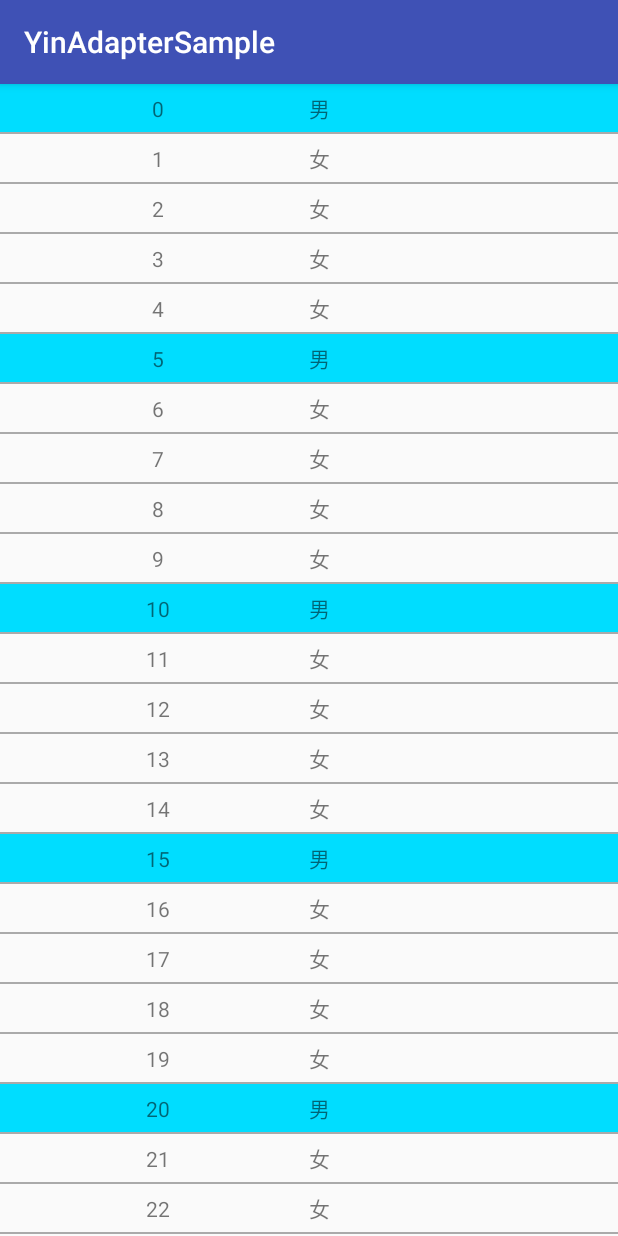
After one commit to YinZiHao1994/YinAdapter, an Android app: the DifferentViewTypeActivity screen opened directly, with no data from a screen before it, on a phone screen of 412 x 824 dp. The commit adds this screen. Run offline under Robolectric (Android 15) with nearby library versions, the phone set to English and light mode, and no system bars.

Commit message:
修改已知问题；添加一个简单的demo

```diff
--- a/sample/src/main/AndroidManifest.xml
+++ b/sample/src/main/AndroidManifest.xml
@@ -16,6 +16,7 @@
                 <category android:name="android.intent.category.LAUNCHER" />
             </intent-filter>
         </activity>
+        <activity android:name=".DifferentViewTypeActivity" />
     </application>
 
 </manifest>
--- /dev/null
+++ b/sample/src/main/java/yin/source/com/yinadaptersample/DifferentViewTypeActivity.java
@@ -0,0 +1,35 @@
+package yin.source.com.yinadaptersample;
+
+import android.os.Bundle;
+import android.support.annotation.Nullable;
+import android.support.v7.app.AppCompatActivity;
+import android.support.v7.widget.LinearLayoutManager;
+import android.support.v7.widget.RecyclerView;
+
+import yin.source.com.yinadapter.BaseAdapter;
+import yin.source.com.yinadapter.CommonViewHolder;
+import yin.source.com.yinadapter.DataType;
+import yin.source.com.yinadaptersample.adapter.DifferentViewTypeAdapter;
+import yin.source.com.yinadaptersample.bean.PersonBean;
+
+/**
+ * Created by Yin on 2017/4/23.
+ */
+
+public class DifferentViewTypeActivity extends AppCompatActivity {
+
+    private RecyclerView recyclerView;
+
+    @Override
+    protected void onCreate(@Nullable Bundle savedInstanceState) {
+        super.onCreate(savedInstanceState);
+        setContentView(R.layout.activity_different_view_type);
+
+        recyclerView = (RecyclerView) findViewById(R.id.recycle_view);
+        recyclerView.setLayoutManager(new LinearLayoutManager(this));
+        recyclerView.setAdapter(new DifferentViewTypeAdapter(this, PersonBean.init()));
+
+    }
+
+
+}
--- a/sample/src/main/java/yin/source/com/yinadaptersample/MainActivity.java
+++ b/sample/src/main/java/yin/source/com/yinadaptersample/MainActivity.java
@@ -1,13 +1,38 @@
 package yin.source.com.yinadaptersample;
 
+import android.app.Activity;
+import android.content.Intent;
 import android.support.v7.app.AppCompatActivity;
 import android.os.Bundle;
+import android.view.View;
+import android.widget.Button;
 
-public class MainActivity extends AppCompatActivity {
+public class MainActivity extends AppCompatActivity implements View.OnClickListener {
+
+    private Button btnDifferentViewType;
 
     @Override
     protected void onCreate(Bundle savedInstanceState) {
         super.onCreate(savedInstanceState);
         setContentView(R.layout.activity_main);
+
+        btnDifferentViewType = (Button) findViewById(R.id.btn_different_view_type);
+        btnDifferentViewType.setOnClickListener(this);
+
     }
+
+    @Override
+    public void onClick(View v) {
+        switch (v.getId()) {
+            case R.id.btn_different_view_type:
+                launchActivity(DifferentViewTypeActivity.class);
+                break;
+        }
+    }
+
+    private void launchActivity(Class activity) {
+        Intent intent = new Intent(this, activity);
+        startActivity(intent);
+    }
+
 }
--- /dev/null
+++ b/sample/src/main/java/yin/source/com/yinadaptersample/adapter/DifferentViewTypeAdapter.java
@@ -0,0 +1,95 @@
+package yin.source.com.yinadaptersample.adapter;
+
+import android.content.Context;
+import android.support.annotation.Nullable;
+import android.view.View;
+import android.widget.TextView;
+import android.widget.Toast;
+
+import java.util.ArrayList;
+import java.util.List;
+
+import yin.source.com.yinadapter.CommonAdapter;
+import yin.source.com.yinadapter.CommonViewHolder;
+import yin.source.com.yinadapter.DataType;
+import yin.source.com.yinadaptersample.R;
+import yin.source.com.yinadaptersample.bean.PersonBean;
+
+/**
+ * Created by Yin on 2017/4/23.
+ */
+
+public class DifferentViewTypeAdapter extends CommonAdapter<PersonBean> {
+
+    private Context context;
+    public DifferentViewTypeAdapter(Context context, List<PersonBean> dataList) {
+        super(context, dataList);
+        this.context = context;
+    }
+
+    @Override
+    public List<DataType<PersonBean>> getDataTypes() {
+        DataType<PersonBean> maleDateType = new DataType<PersonBean>() {
+            @Override
+            public int getLayoutId() {
+                return R.layout.item_male;
+            }
+
+            @Override
+            public boolean isMatching(PersonBean data) {
+                return data.getSex() == 1;
+            }
+
+            @Override
+            public void dataBind(CommonViewHolder viewHolder, PersonBean data) {
+                viewHolder.<TextView>getView(R.id.tv_name).setText(data.getName());
+                viewHolder.<TextView>getView(R.id.tv_sex).setText("男");
+            }
+
+            @Nullable
+            @Override
+            public OnItemClickListener getOnClickListener() {
+                return new OnItemClickListener() {
+                    @Override
+                    public void onItemClick(CommonViewHolder commonViewHolder, View view, int position) {
+                        Toast.makeText(context, "onItemClick position = " + position, Toast.LENGTH_SHORT).show();
+                    }
+
+                    @Override
+                    public boolean onItemLongClick(CommonViewHolder commonViewHolder, View view, int position) {
+                        Toast.makeText(context, "onItemLongClick position = " + position, Toast.LENGTH_SHORT).show();
+                        return false;
+                    }
+                };
+            }
+        };
+
+        DataType<PersonBean> femaleDateType = new DataType<PersonBean>() {
+            @Override
+            public int getLayoutId() {
+                return R.layout.item_female;
+            }
+
+            @Override
+            public boolean isMatching(PersonBean data) {
+                return data.getSex() == 0;
+            }
+
+            @Override
+            public void dataBind(CommonViewHolder viewHolder, PersonBean data) {
+                viewHolder.<TextView>getView(R.id.tv_name).setText(data.getName());
+                viewHolder.<TextView>getView(R.id.tv_sex).setText("女");
+            }
+
+            @Nullable
+            @Override
+            public OnItemClickListener getOnClickListener() {
+                return null;
+            }
+        };
+        List<DataType<PersonBean>> list = new ArrayList<>();
+        list.add(maleDateType);
+        list.add(femaleDateType);
+        return list;
+    }
+}
--- /dev/null
+++ b/sample/src/main/java/yin/source/com/yinadaptersample/bean/PersonBean.java
@@ -0,0 +1,58 @@
+package yin.source.com.yinadaptersample.bean;
+
+import java.util.ArrayList;
+import java.util.List;
+
+/**
+ * Created by Yin on 2017/4/23.
+ */
+
+public class PersonBean {
+
+    private String name;
+    //0 表示女，1 表示男
+    private int sex;
+
+    private int age;
+
+    public PersonBean(String name, int sex, int age) {
+        this.name = name;
+        this.sex = sex;
+        this.age = age;
+    }
+
+    public static List<PersonBean> init() {
+        List<PersonBean> list = new ArrayList<>();
+        for (int i=0;i<50;i++) {
+            String name = String.valueOf(i);
+            PersonBean personBean = new PersonBean(name, i % 5 == 0 ? 1 : 0, i);
+            list.add(personBean);
+        }
+        return list;
+    }
+
+
+    public String getName() {
+        return name;
+    }
+
+    public void setName(String name) {
+        this.name = name;
+    }
+
+    public int getSex() {
+        return sex;
+    }
+
+    public void setSex(int sex) {
+        this.sex = sex;
+    }
+
+    public int getAge() {
+        return age;
+    }
+
+    public void setAge(int age) {
+        this.age = age;
+    }
+}
--- /dev/null
+++ b/sample/src/main/res/layout/activity_different_view_type.xml
@@ -0,0 +1,12 @@
+<?xml version="1.0" encoding="utf-8"?>
+<LinearLayout xmlns:android="http://schemas.android.com/apk/res/android"
+    android:layout_width="match_parent"
+    android:layout_height="match_parent"
+    android:orientation="vertical">
+
+    <android.support.v7.widget.RecyclerView
+        android:id="@+id/recycle_view"
+        android:layout_width="match_parent"
+        android:layout_height="match_parent">
+    </android.support.v7.widget.RecyclerView>
+</LinearLayout>
--- a/sample/src/main/res/layout/activity_main.xml
+++ b/sample/src/main/res/layout/activity_main.xml
@@ -6,13 +6,10 @@
     android:layout_height="match_parent"
     tools:context="yin.source.com.yinadaptersample.MainActivity">
 
-    <TextView
-        android:layout_width="wrap_content"
+    <Button
+        android:id="@+id/btn_different_view_type"
+        android:layout_width="match_parent"
         android:layout_height="wrap_content"
-        android:text="Hello World!"
-        app:layout_constraintBottom_toBottomOf="parent"
-        app:layout_constraintLeft_toLeftOf="parent"
-        app:layout_constraintRight_toRightOf="parent"
-        app:layout_constraintTop_toTopOf="parent" />
+        android:text="不同显示样式" />
 
 </android.support.constraint.ConstraintLayout>
--- /dev/null
+++ b/sample/src/main/res/layout/item_female.xml
@@ -0,0 +1,28 @@
+<?xml version="1.0" encoding="utf-8"?>
+<LinearLayout xmlns:android="http://schemas.android.com/apk/res/android"
+    android:layout_width="match_parent"
+    android:layout_height="wrap_content"
+    android:orientation="vertical">
+
+    <LinearLayout
+        android:layout_width="match_parent"
+        android:layout_height="wrap_content"
+        android:layout_margin="5dp">
+
+        <TextView
+            android:id="@+id/tv_name"
+            android:layout_width="0dp"
+            android:layout_height="wrap_content"
+            android:layout_weight="1"
+            android:gravity="center" />
+
+        <TextView
+            android:id="@+id/tv_sex"
+            android:layout_width="0dp"
+            android:layout_height="wrap_content"
+            android:layout_weight="1" />
+
+    </LinearLayout>
+
+    <include layout="@layout/line_item" />
+</LinearLayout>
--- /dev/null
+++ b/sample/src/main/res/layout/item_male.xml
@@ -0,0 +1,30 @@
+<?xml version="1.0" encoding="utf-8"?>
+<LinearLayout xmlns:android="http://schemas.android.com/apk/res/android"
+    android:layout_width="match_parent"
+    android:layout_height="wrap_content"
+    android:background="@android:color/holo_blue_bright"
+    android:orientation="vertical">
+
+    <LinearLayout
+        android:layout_width="match_parent"
+        android:layout_height="wrap_content"
+        android:layout_margin="5dp">
+
+        <TextView
+            android:id="@+id/tv_name"
+            android:layout_width="0dp"
+            android:layout_height="wrap_content"
+            android:layout_weight="1"
+            android:gravity="center" />
+
+        <TextView
+            android:id="@+id/tv_sex"
+            android:layout_width="0dp"
+            android:layout_height="wrap_content"
+            android:layout_weight="1" />
+
+    </LinearLayout>
+
+    <include layout="@layout/line_item" />
+
+</LinearLayout>
--- /dev/null
+++ b/sample/src/main/res/layout/line_item.xml
@@ -0,0 +1,7 @@
+<?xml version="1.0" encoding="utf-8"?>
+<LinearLayout xmlns:android="http://schemas.android.com/apk/res/android"
+    android:orientation="vertical" android:layout_width="match_parent"
+    android:layout_height="1dp"
+    android:background="@android:color/darker_gray">
+
+</LinearLayout>
--- a/yinadapter/build.gradle
+++ b/yinadapter/build.gradle
@@ -48,7 +48,7 @@ publish {
     userOrg = 'yinzihaoos'//bintray.com用户名
     groupId = 'com.yinzihao'//jcenter上的路径
     artifactId = 'YinAdapter'//项目名称
-    publishVersion = '1.0.0'//版本号
+    publishVersion = '1.0.1'//版本号
     desc = 'a commion adapter for recycleView'//描述，不重要
     website = 'https://github.com/YinZiHao1994/YinAdapter'//网站，不重要；尽量模拟github上的地址，例如我这样的；当然你有地址最好了
 }
--- a/yinadapter/src/main/java/yin/source/com/yinadapter/CommonViewHolder.java
+++ b/yinadapter/src/main/java/yin/source/com/yinadapter/CommonViewHolder.java
@@ -28,7 +28,7 @@ public class CommonViewHolder extends RecyclerView.ViewHolder {
         return new CommonViewHolder(itemView);
     }
 
-    <T extends View> T getView(int viewId) {
+    public <T extends View> T getView(int viewId) {
         View childView = childViews.get(viewId);
         if (childView == null) {
              childView = itemView.findViewById(viewId);
--- a/yinadapter/src/main/java/yin/source/com/yinadapter/DataType.java
+++ b/yinadapter/src/main/java/yin/source/com/yinadapter/DataType.java
@@ -8,7 +8,7 @@ import android.view.View;
  * 当数据源根据不同属性有实现各自的点击事件、显示样式……时，用此类实现各自的功能
  */
 
-interface DataType<T> {
+public interface DataType<T> {
 
     /**
      * 不同数据需要显示的样式布局可能不同，在此返回它们对应的itemView的layoutId
--- a/yinadapter/src/main/java/yin/source/com/yinadapter/DataTypeManager.java
+++ b/yinadapter/src/main/java/yin/source/com/yinadapter/DataTypeManager.java
@@ -1,6 +1,9 @@
 package yin.source.com.yinadapter;
 
 import android.support.v4.util.SparseArrayCompat;
+
+import java.util.ArrayList;
+import java.util.List;
 
 /**
  * Created by yin on 17/4/21.
@@ -19,16 +22,36 @@ class DataTypeManager<T> {
     }
 
     void dataBind(CommonViewHolder viewHolder, T data) {
+        DataType<T> matchedDataType = getMatchedDataType(data);
+        matchedDataType.dataBind(viewHolder, data);
+
+    }
+
+    /**
+     * 根据data获取它所匹配的Type类型，检查是否存在多匹配和无匹配的情况
+     * @param data
+     * @return
+     */
+    private DataType<T> getMatchedDataType(T data) {
         int size = dataTypeList.size();
-
+        List<DataType<T>> matchedDataTypeList = new ArrayList<>();
         for (int i = 0; i < size; i++) {
             DataType<T> dataType = dataTypeList.get(i);
             boolean matching = dataType.isMatching(data);
             if (matching) {
-                dataType.dataBind(viewHolder, data);
+                matchedDataTypeList.add(dataType);
             }
         }
+        int matchedDataTypeSize = matchedDataTypeList.size();
+        if (matchedDataTypeSize == 0) {
+            throw new IllegalArgumentException("No DataType Match Of Data Source :" + data.toString());
+        } else if (matchedDataTypeSize > 1) {
+            throw new IllegalArgumentException(matchedDataTypeSize + " DataType Class ( " + matchedDataTypeList.toString() + " )Matched the Data Source :" + data.toString());
+        } else {
+            return matchedDataTypeList.get(0);
+        }
     }
+
 
     void addViewType(DataType<T> viewType) {
         dataTypeList.append(viewTypeKey, viewType);
@@ -40,13 +63,9 @@ class DataTypeManager<T> {
     }
 
     int getViewType(T data, int position) {
-        for (int i = 0; i < dataTypeList.size(); i++) {
-            DataType<T> dataType = dataTypeList.get(i);
-            if (dataType.isMatching(data)) {
-                return dataTypeList.keyAt(i);
-            }
-        }
-        throw new IllegalArgumentException("No DataType Match Tn The Position = " + position + " Of Data Source");
+        DataType<T> matchedDataType = getMatchedDataType(data);
+        int indexOfValue = dataTypeList.indexOfValue(matchedDataType);
+        return dataTypeList.keyAt(indexOfValue);
     }
 
     DataType.OnItemClickListener getOnItemClickListener(int viewType) {
```
